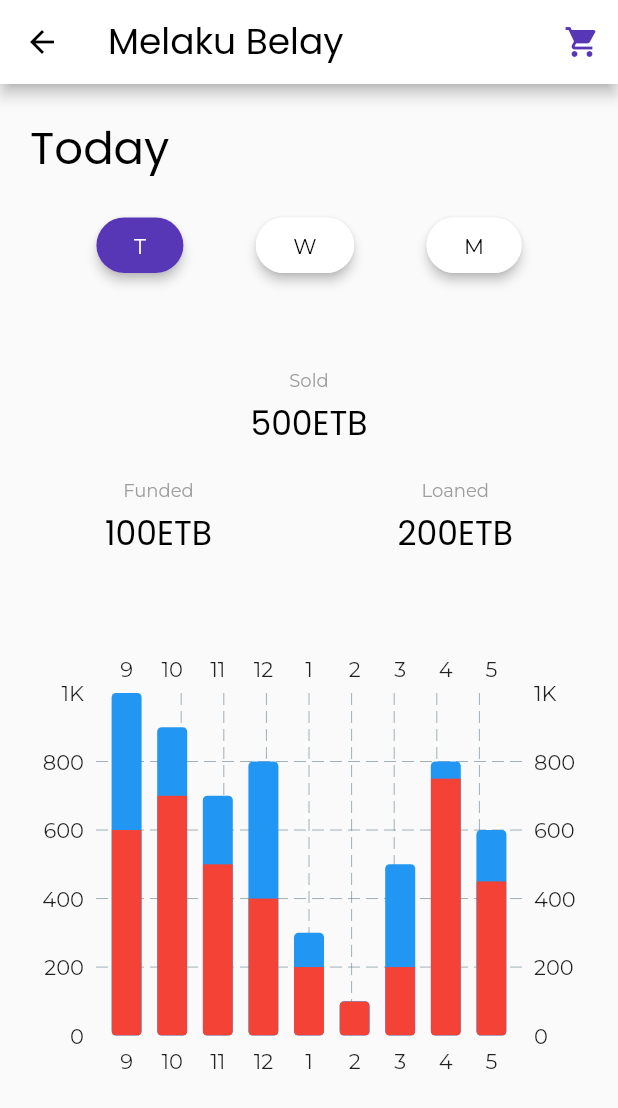
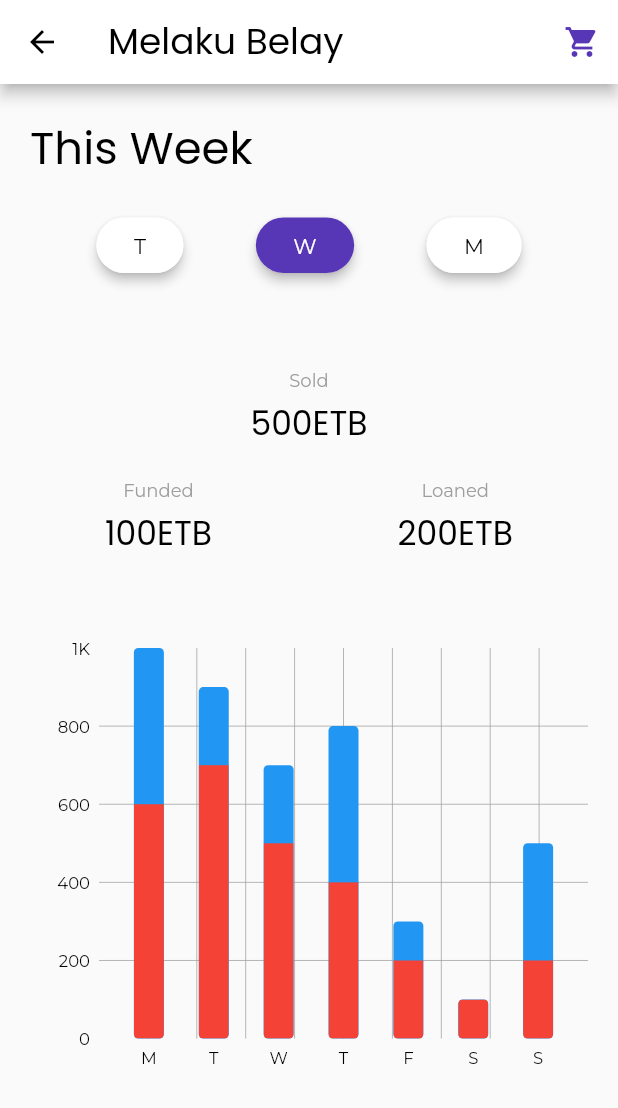
Before and after one commit to Mikiyas721/sales_tracker_admin, a Flutter app: the SalesPersonStatusPage screen opened by its route, on a phone screen of 412 x 824 dp. Shown: the top 1108 px of the screen. Run offline on Flutter 3.47's test engine with Material 2 defaults, Android fonts, the phone set to English and light mode, and no system bars; drawn by our look-alikes of fl_chart; our stand-ins replace equatable, flutter_slidable, google_fonts.

Commit message:
Added String horizontal label

```diff
--- a/lib/presentation/models/sales_status_view_model.dart
+++ b/lib/presentation/models/sales_status_view_model.dart
@@ -2,7 +2,6 @@ import 'package:equatable/equatable.dart';
 import 'package:flutter/material.dart';
 
 class SalesStatusViewModel extends Equatable {
-  final String title;
   final int activeButtonIndex;
   final String soldAmount;
   final String fundedAmount;
@@ -11,7 +10,6 @@ class SalesStatusViewModel extends Equatable {
   final double maxY;
 
   SalesStatusViewModel({
-    @required this.title,
     @required this.activeButtonIndex,
     @required this.soldAmount,
     @required this.fundedAmount,
@@ -21,7 +19,7 @@ class SalesStatusViewModel extends Equatable {
 
   @override
   List<Object> get props =>
-      [title, activeButtonIndex, soldAmount, fundedAmount, loanedAmount, bars];
+      [activeButtonIndex, soldAmount, fundedAmount, loanedAmount, bars];
 }
 
 double _getMax(List<BarData> bars) {
@@ -33,12 +31,14 @@ double _getMax(List<BarData> bars) {
 }
 
 class BarData extends Equatable {
-  final int x;
+  final int value;
+  final String label;
   final double barHeight;
   final double stackHeight;
 
   BarData({
-    @required this.x,
+    @required this.value,
+    @required this.label,
     @required this.barHeight,
     @required this.stackHeight,
   });
@@ -46,7 +46,8 @@ class BarData extends Equatable {
   @override
   // TODO: implement props
   List<Object> get props => [
-        x,
+        value,
+    label,
         barHeight,
         stackHeight,
       ];
--- a/lib/presentation/pages/home_page.dart
+++ b/lib/presentation/pages/home_page.dart
@@ -21,21 +21,20 @@ class HomePage extends StatelessWidget {
                       onThisWeek: (bool isActive) {},
                       onThisMonth: (bool isActive) {},
                       salesStatusViewModel: SalesStatusViewModel(
-                          title: 'Today',
                           activeButtonIndex: 0,
                           soldAmount: '500',
                           fundedAmount: '100',
                           loanedAmount: '200',
                           bars: [
-                            BarData(x: 9, barHeight: 1000, stackHeight: 600),
-                            BarData(x: 10, barHeight: 900, stackHeight: 700),
-                            BarData(x: 11, barHeight: 700, stackHeight: 500),
-                            BarData(x: 12, barHeight: 800, stackHeight: 400),
-                            BarData(x: 1, barHeight: 300, stackHeight: 200),
-                            BarData(x: 2, barHeight: 100, stackHeight: 100),
-                            BarData(x: 3, barHeight: 500, stackHeight: 200),
-                            BarData(x: 4, barHeight: 800, stackHeight: 750),
-                            BarData(x: 5, barHeight: 600, stackHeight: 450),
+                            BarData(value: 0, label: '9AM',barHeight: 1000, stackHeight: 600),
+                            BarData(value: 1,label: '10', barHeight: 900, stackHeight: 700),
+                            BarData(value: 2,label: '11', barHeight: 700, stackHeight: 500),
+                            BarData(value: 3,label: '12', barHeight: 800, stackHeight: 400),
+                            BarData(value: 4, label: '1',barHeight: 300, stackHeight: 200),
+                            BarData(value: 5, label: '2',barHeight: 100, stackHeight: 100),
+                            BarData(value: 6, label: '3',barHeight: 500, stackHeight: 200),
+                            BarData(value: 7, label: '4',barHeight: 800, stackHeight: 750),
+                            BarData(value: 8, label:'5PM',barHeight: 600, stackHeight: 450),
                           ])),
                   Align(
                     alignment: Alignment.topRight,
--- a/lib/presentation/pages/sales_person_status_page.dart
+++ b/lib/presentation/pages/sales_person_status_page.dart
@@ -34,21 +34,18 @@ class SalesPersonStatusPage extends StatelessWidget {
                   onThisWeek: (bool isActive) {},
                   onThisMonth: (bool isActive) {},
                   salesStatusViewModel: SalesStatusViewModel(
-                      title: 'Today',
-                      activeButtonIndex: 0,
+                      activeButtonIndex: 1,
                       soldAmount: '500',
                       fundedAmount: '100',
                       loanedAmount: '200',
                       bars: [
-                        BarData(x: 9, barHeight: 1000, stackHeight: 600),
-                        BarData(x: 10, barHeight: 900, stackHeight: 700),
-                        BarData(x: 11, barHeight: 700, stackHeight: 500),
-                        BarData(x: 12, barHeight: 800, stackHeight: 400),
-                        BarData(x: 1, barHeight: 300, stackHeight: 200),
-                        BarData(x: 2, barHeight: 100, stackHeight: 100),
-                        BarData(x: 3, barHeight: 500, stackHeight: 200),
-                        BarData(x: 4, barHeight: 800, stackHeight: 750),
-                        BarData(x: 5, barHeight: 600, stackHeight: 450),
+                        BarData(value: 0,label: 'M', barHeight: 1000, stackHeight: 600),
+                        BarData(value: 1,label: 'T', barHeight: 900, stackHeight: 700),
+                        BarData(value: 2,label: 'W', barHeight: 700, stackHeight: 500),
+                        BarData(value: 3,label: 'T', barHeight: 800, stackHeight: 400),
+                        BarData(value: 4,label: 'F', barHeight: 300, stackHeight: 200),
+                        BarData(value: 5,label: 'S', barHeight: 100, stackHeight: 100),
+                        BarData(value: 6,label: 'S', barHeight: 500, stackHeight: 200),
                       ])),
               70.vSpace,
               25.vSpace
--- a/lib/presentation/views/sales_status_view.dart
+++ b/lib/presentation/views/sales_status_view.dart
@@ -25,7 +25,7 @@ class SalesStatusView extends StatelessWidget {
         Row(
           children: [
             Text(
-              salesStatusViewModel.title,
+              getTitle(salesStatusViewModel.activeButtonIndex),
               style: context.headline2,
             ),
           ],
@@ -104,19 +104,36 @@ class SalesStatusView extends StatelessWidget {
         BarChart(BarChartData(
           barGroups: salesStatusViewModel.bars
               .map((BarData data) =>
-                    getBar(data.x, data.barHeight, data.stackHeight))
+                  getBar(data.value, data.barHeight, data.stackHeight))
               .toList(),
           minY: 0,
           maxY: salesStatusViewModel.maxY,
           gridData: FlGridData(drawHorizontalLine: true, show: true),
-            borderData: FlBorderData(show: false)))
+          borderData: FlBorderData(show: false),
+          titlesData: FlTitlesData(
+              show: true,
+              bottomTitles: SideTitles(
+                  showTitles: true,
+                  getTitles: (double value) {
+                    String label;
+                    for (BarData bar in salesStatusViewModel.bars) {
+                      if (value == bar.value) {
+                        label = bar.label;
+                        break;
+                      }
+                    }
+                    return label;
+                  })),
+        ))
       ],
     );
   }
 }
 
 BarChartGroupData getBar(int x, double barHeight, double stackHeight) {
-  return BarChartGroupData(x: x, barRods: [
+  return BarChartGroupData(
+    x: x,
+    barRods: [
       BarChartRodData(
         colors: [Colors.blue],
         width: 20,
@@ -124,5 +141,12 @@ BarChartGroupData getBar(int x, double barHeight, double stackHeight) {
         y: barHeight,
         rodStackItems: [BarChartRodStackItem(0, stackHeight, Colors.red)],
       )
-  ]);
+    ],
+  );
 }
+String getTitle(int activeButtonIndex){
+  if(activeButtonIndex==0) return 'Today';
+  else if(activeButtonIndex==1) return 'This Week';
+  else if(activeButtonIndex==2)return 'This Month';
+  else throw Exception('Unknown active button index. Tried to map to title');
+}
```
Lines whose indentation alone changed are shown as unchanged.
